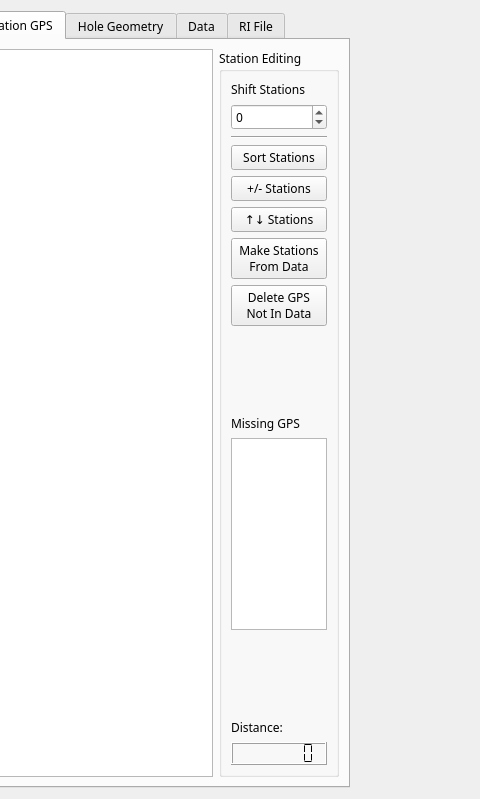
First picture: the form in src/qt_ui/pem_info_widget.ui, repository Eric-Meunier/Processor-Suite, before the edit; both pictures show x 279 to 759 and y 0 to 799 of the 759 by 799 pixel window.
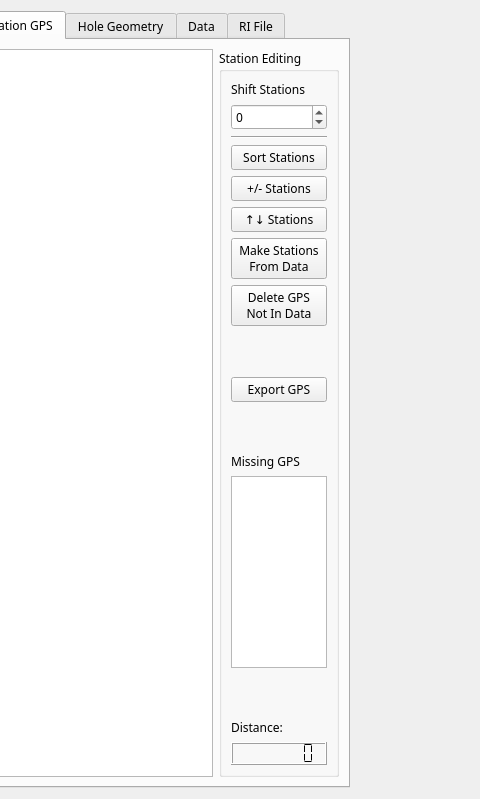
Second picture: the form after the edit. The open tabs and pages were chosen to show the change.

Commit message: Added exporting GPS in PEMFileInfo

Diff of the .ui file:
```diff
--- a/src/qt_ui/pem_info_widget.ui
+++ b/src/qt_ui/pem_info_widget.ui
@@ -314,6 +314,26 @@
             </property>
            </spacer>
           </item>
+          <item>
+           <widget class="QPushButton" name="export_gps_btn">
+            <property name="text">
+             <string>Export GPS</string>
+            </property>
+           </widget>
+          </item>
+          <item>
+           <spacer name="verticalSpacer_6">
+            <property name="orientation">
+             <enum>Qt::Vertical</enum>
+            </property>
+            <property name="sizeHint" stdset="0">
+             <size>
+              <width>20</width>
+              <height>40</height>
+             </size>
+            </property>
+           </spacer>
+          </item>
           <item>
            <widget class="QLabel" name="label_4">
             <property name="text">
```
Left out of the diff: 12 changed lines with no effect on the pictures. The commit also changes 3 other files.
